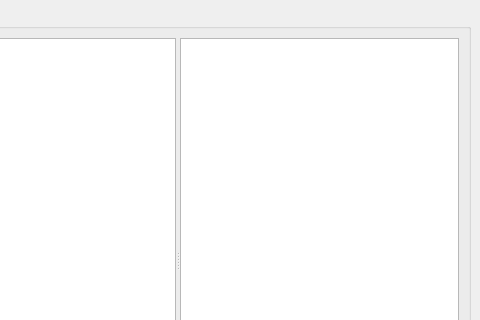
metabrainz/picard, file ui/options_script.ui: the form before one commit; both pictures show x 125 to 605 and y 0 to 320 of the 605 by 551 pixel window.
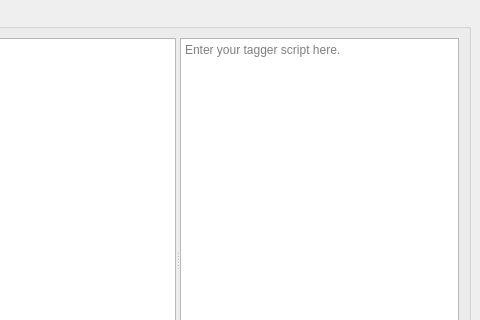
The form after the commit. Icons and pictures are not drawn. Custom widgets are drawn as their Qt base class.

Commit message:
PICARD-1805: Add a default tagger script when user enables scripting
Also show a placeholder text in the script editor to make it clear where the user can input code.

Diff of the .ui file:
```diff
--- a/ui/options_script.ui
+++ b/ui/options_script.ui
@@ -82,6 +82,9 @@
             <property name="acceptRichText">
              <bool>false</bool>
             </property>
+            <property name="placeholderText">
+             <string>Enter your tagger script here.</string>
+            </property>
            </widget>
           </item>
          </layout>
```
Left out of the diff: 17 changed lines with no effect on the pictures. The commit also changes 2 other files.
